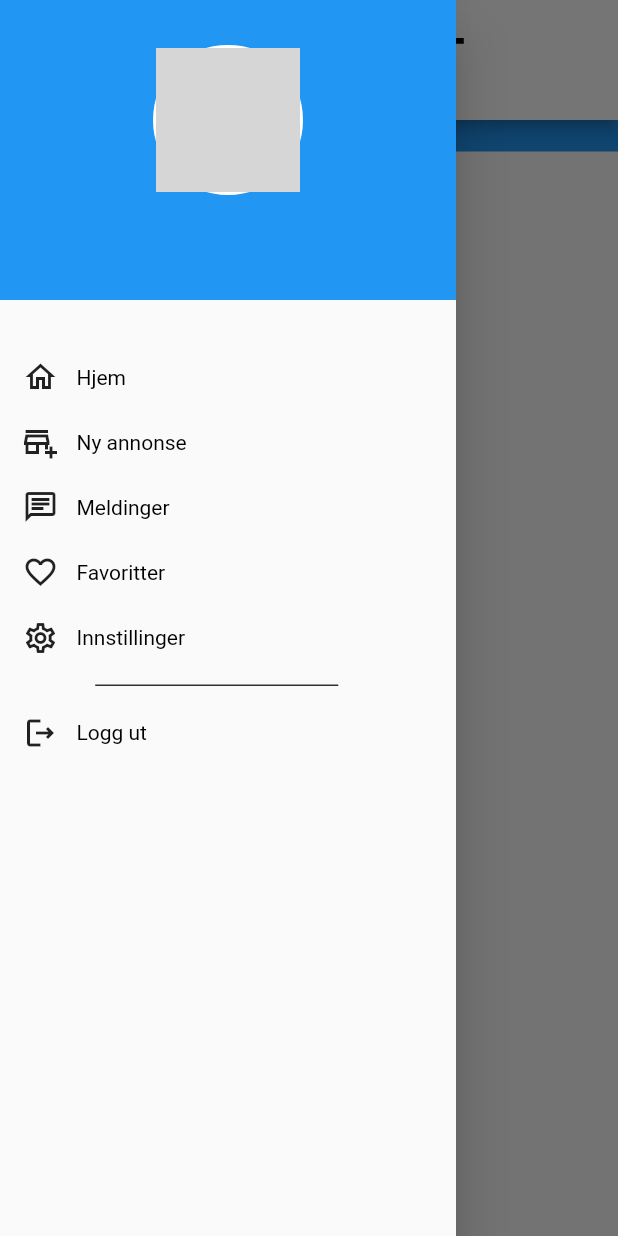
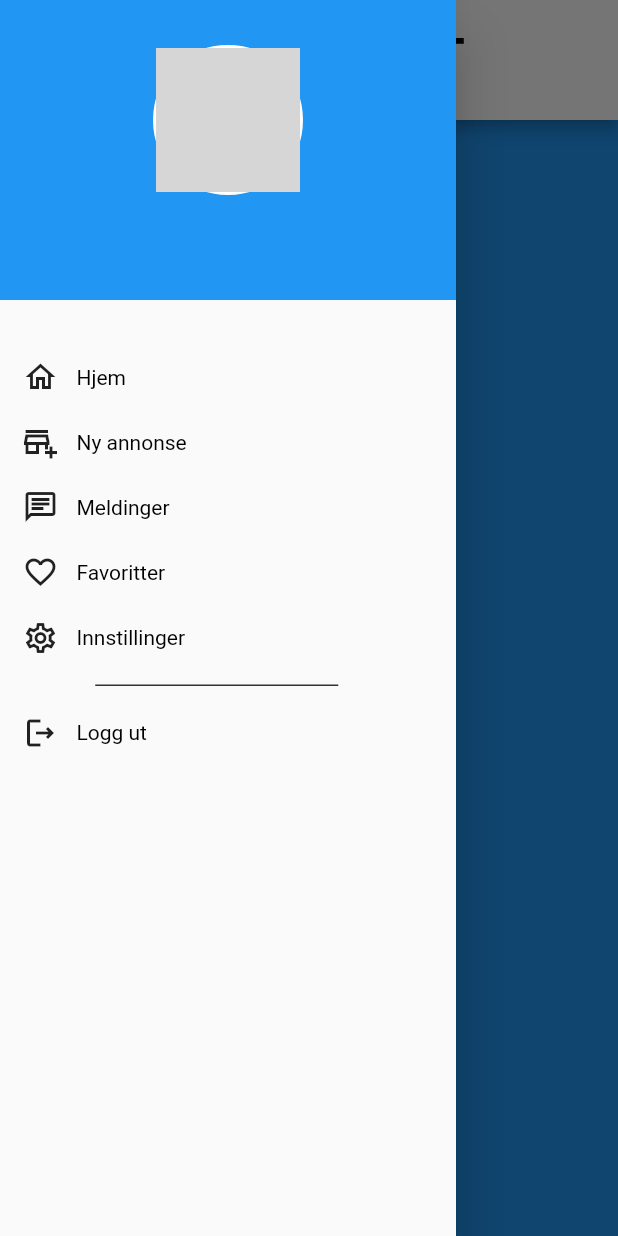
Before and after one commit to ChristianKode/webdesign, a Flutter app: the ChatUI screen opened directly with empty values, with the side drawer open, on a phone screen of 412 x 824 dp. Run offline on Flutter 3.47's test engine with Material 2 defaults, Android fonts, the phone set to English and light mode, and no system bars; our stand-ins replace cloud_firestore, file_picker, firebase_auth, firebase_core, firebase_database, firebase_storage and 3 more; missing offline and left inert: dart:html, dart:js; accounts and stored records are empty; network calls fail; Roboto replaces fonts that are missing (Tinos); grey boxes are pictures that could not be loaded.

Commit message:
Transelatet and changed text in Chat

```diff
--- a/lib/pages/chat/widgets/group_chat_list.dart
+++ b/lib/pages/chat/widgets/group_chat_list.dart
@@ -21,6 +21,7 @@ class _ChatListState extends State<ChatList> {
   @override
   Widget build(BuildContext context) {
     return Container(
+        height: MediaQuery.of(context).size.height,
         width: ResponsiveLayout.isLargeScreen(context)
             ? 300
             : MediaQuery.of(context).size.width,
@@ -68,7 +69,7 @@ class _chatGroupListState extends State<ChatGroupList> {
         List<QueryDocumentSnapshot<Map<String, dynamic>>> querySnapshotList =
             snapshot.data!;
         if (querySnapshotList.isEmpty) {
-          return const Text('No matching documents found');
+          return const Text('Ingen chats funnet, start en chat via annonse');
         }
 
         List<String> documentIds = [];
--- a/lib/pages/chat/widgets/large_chat.dart
+++ b/lib/pages/chat/widgets/large_chat.dart
@@ -203,7 +203,8 @@ class _ChatUIState extends State<ChatUI> {
 
                                           if (messages.isEmpty) {
                                             return const Center(
-                                              child: Text('No messages found.'),
+                                              child: Text(
+                                                  'Ingen meldinger funnet, gjerne vær den første'),
                                             );
                                           }
 
@@ -331,7 +332,7 @@ class _ChatUIState extends State<ChatUI> {
                                                 decoration:
                                                     const InputDecoration(
                                                   border: InputBorder.none,
-                                                  hintText: 'Type your message',
+                                                  hintText: 'Skriv din melding',
                                                 ),
                                                 onSubmitted: (value) async {
                                                   final text =
--- a/lib/pages/chat/widgets/small_chat.dart
+++ b/lib/pages/chat/widgets/small_chat.dart
@@ -276,7 +276,7 @@ class _SmallChatUIState extends State<SmallChatUI> {
                                     controller: _messageController,
                                     decoration: const InputDecoration(
                                       border: InputBorder.none,
-                                      hintText: 'Type your message',
+                                      hintText: 'Skriv din melding',
                                     ),
                                     onSubmitted: (value) async {
                                       final text =
```
